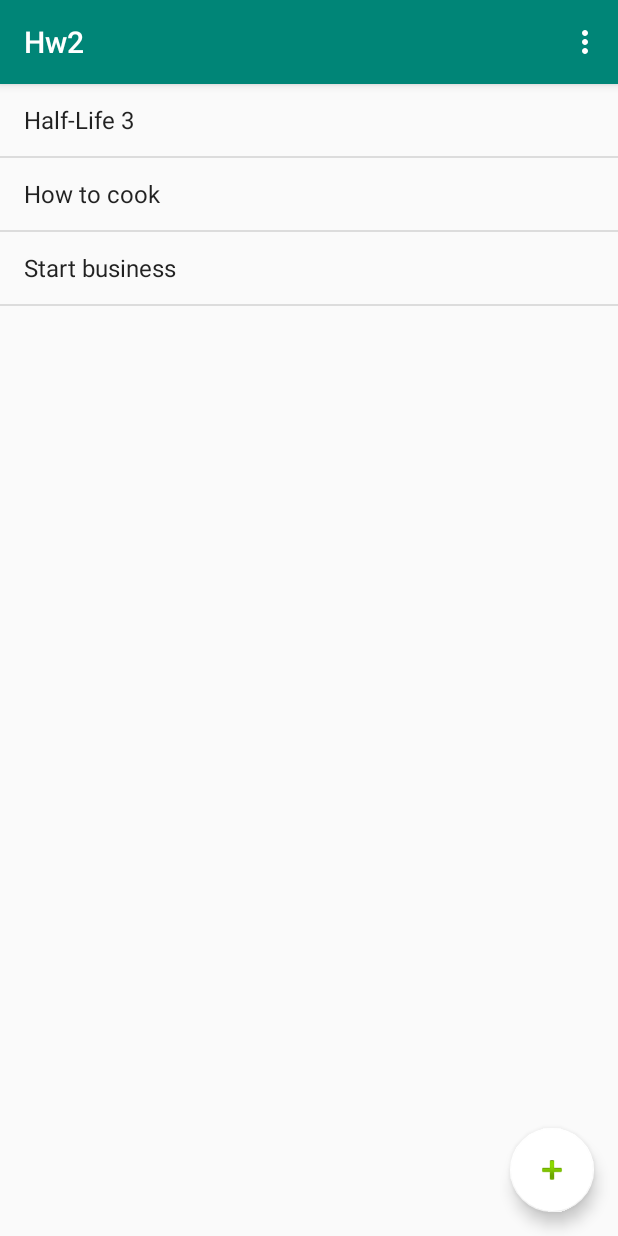
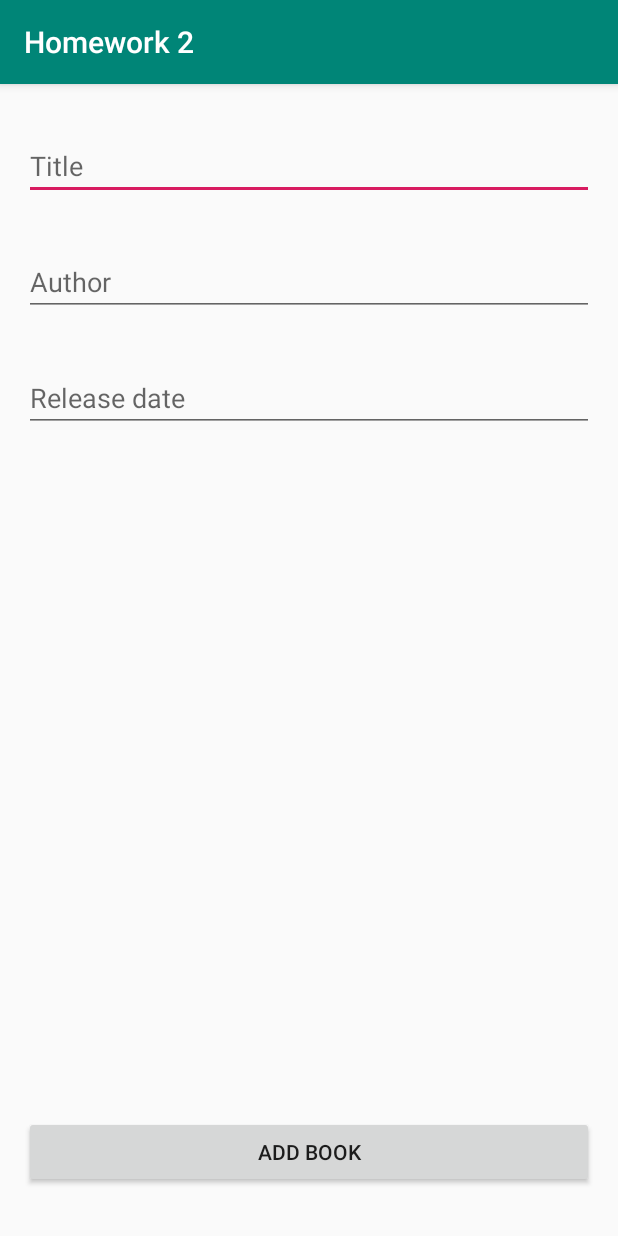
Before and after one commit to RandomFrostbite/Hw2, an Android app: the screen it shows after launch (MainActivity before the commit, CreateBookEntry after it), after a tap on an icon or button, on a phone screen of 412 x 824 dp. Run offline under Robolectric (Android 15) with nearby library versions, the phone set to English and light mode, and no system bars.

Commit message:
Some progress done

```diff
--- a/app/build.gradle
+++ b/app/build.gradle
@@ -23,6 +23,8 @@ dependencies {
     implementation 'com.android.support:appcompat-v7:28.0.0'
     implementation 'com.android.support.constraint:constraint-layout:1.1.3'
     implementation 'com.android.support:design:28.0.0'
+    implementation 'com.android.support:support-v4:28.0.0'
+    implementation 'com.android.support:recyclerview-v7:28.0.0'
     testImplementation 'junit:junit:4.12'
     androidTestImplementation 'com.android.support.test:runner:1.0.2'
     androidTestImplementation 'com.android.support.test.espresso:espresso-core:3.0.2'
--- a/app/src/main/AndroidManifest.xml
+++ b/app/src/main/AndroidManifest.xml
@@ -19,6 +19,8 @@
                 <category android:name="android.intent.category.LAUNCHER" />
             </intent-filter>
         </activity>
+        <activity android:name=".BookActivity" />
+        <activity android:name=".CreateBookEntry"></activity>
     </application>
 
 </manifest>
--- a/app/src/main/java/com/nvwa/hw2/MainActivity.java
+++ b/app/src/main/java/com/nvwa/hw2/MainActivity.java
@@ -23,10 +23,11 @@ import static java.lang.Math.random;
 
 public class MainActivity extends AppCompatActivity {
 
+    public static final String bookExtra = "Book";
     static public ArrayList<Book> myBooks;
     static {
         myBooks = new ArrayList<Book>();
-        myBooks.add( new Book("Half-Life 3", "Gabe Newell", "2203" ) );
+        myBooks.add( new Book("Half-Life 3", "Gabe Newell", "2203", "drawable://" + R.drawable.cover1 ) );
         myBooks.add( new Book("How to cook", "Elon Musk", "2015" ) );
         myBooks.add( new Book("Start business", "Donald Trump", "2000" ) );
     }
@@ -38,18 +39,23 @@ public class MainActivity extends AppCompatActivity {
         Toolbar toolbar = (Toolbar) findViewById(R.id.toolbar);
         setSupportActionBar(toolbar);
 
-        ListAdapter la = new ArrayAdapter<Book>( this, android.R.layout.simple_list_item_1, android.R.id.text1, myBooks );
+        ListAdapter bookListAdapter = new ArrayAdapter<Book>( this, android.R.layout.simple_list_item_1, android.R.id.text1, myBooks );
         ListView books = (ListView)findViewById(R.id.books);
-        books.setAdapter(la);
+        books.setAdapter(bookListAdapter);
 
         FloatingActionButton addBook = (FloatingActionButton) findViewById(R.id.addBook);
         addBook.setOnClickListener(new View.OnClickListener() {
             @Override
             public void onClick(View v) {
+                Intent intent = new Intent( getApplicationContext(), CreateBookEntry.class );
+                startActivity(intent);
             }
         });
 
         if ( getResources().getConfiguration().orientation == Configuration.ORIENTATION_LANDSCAPE ) {
+            BookInfoFragment frag = (BookInfoFragment) getSupportFragmentManager().findFragmentById(R.id.bookInfo);
+            frag.displayTask(new Book("Title", "Author", "Release year"));
+
             FloatingActionButton removeBook = (FloatingActionButton) findViewById(R.id.removeBook);
             removeBook.setOnClickListener(new View.OnClickListener() {
                 @Override
@@ -57,7 +63,41 @@ public class MainActivity extends AppCompatActivity {
                 }
             });
         }
+
+        books.setOnItemClickListener(new AdapterView.OnItemClickListener() {
+            @Override
+            public void onItemClick(AdapterView<?> parent, View view, int position, long id) {
+                if ( getResources().getConfiguration().orientation == Configuration.ORIENTATION_LANDSCAPE ) {
+                    BookInfoFragment frag = (BookInfoFragment)getSupportFragmentManager().findFragmentById(R.id.bookInfo);
+                    frag.displayTask( (Book)parent.getItemAtPosition(position) );
+                } else {
+                    Intent intent = new Intent( getApplicationContext(), BookActivity.class );
+                    Book tmp = (Book) parent.getItemAtPosition(position);
+                    intent.putExtra(bookExtra, tmp);
+                    startActivity(intent);
+                }
+            }
+        });
     }
+
+    @Override
+    protected void onResume() {
+        super.onResume();
+        ListAdapter bookListAdapter = new ArrayAdapter<Book>( this, android.R.layout.simple_list_item_1, android.R.id.text1, myBooks );
+        ListView books = (ListView)findViewById(R.id.books);
+        books.setAdapter(bookListAdapter);
+        ((ArrayAdapter) bookListAdapter).notifyDataSetChanged();
+    }
+
+
+
+
+
+
+
+
+
+
 
     @Override
     public boolean onCreateOptionsMenu(Menu menu) {
--- /dev/null
+++ b/app/src/main/res/layout/activity_create_book_entry.xml
@@ -0,0 +1,52 @@
+<?xml version="1.0" encoding="utf-8"?>
+<RelativeLayout xmlns:android="http://schemas.android.com/apk/res/android"
+    xmlns:app="http://schemas.android.com/apk/res-auto"
+    xmlns:tools="http://schemas.android.com/tools"
+    android:layout_width="match_parent"
+    android:layout_height="match_parent"
+    tools:context=".CreateBookEntry">
+
+    <EditText
+        android:id="@+id/newBookTitle"
+        android:layout_width="match_parent"
+        android:layout_height="wrap_content"
+        android:layout_marginTop="32dp"
+        android:layout_marginStart="16dp"
+        android:layout_marginEnd="16dp"
+        android:hint="@string/bookTitle"
+        android:inputType="text"/>
+
+    <EditText
+        android:id="@+id/newBookAuthor"
+        android:layout_width="match_parent"
+        android:layout_height="wrap_content"
+        android:layout_below="@id/newBookTitle"
+        android:layout_marginTop="32dp"
+        android:layout_marginStart="16dp"
+        android:layout_marginEnd="16dp"
+        android:hint="@string/bookAuthor"
+        android:inputType="text"/>
+
+    <EditText
+        android:id="@+id/newBookReleaseDate"
+        android:layout_width="match_parent"
+        android:layout_height="wrap_content"
+        android:layout_below="@id/newBookAuthor"
+        android:layout_marginTop="32dp"
+        android:layout_marginStart="16dp"
+        android:layout_marginEnd="16dp"
+        android:hint="@string/bookReleaseDate"
+        android:inputType="text"/>
+
+    <Button
+        android:id="@+id/submitBtn"
+        android:layout_width="match_parent"
+        android:layout_height="wrap_content"
+        android:layout_alignParentBottom="true"
+        android:layout_marginBottom="32dp"
+        android:layout_marginTop="32dp"
+        android:layout_marginStart="16dp"
+        android:layout_marginEnd="16dp"
+        android:text="@string/addBtn"
+        android:onClick="submit" />
+</RelativeLayout>
--- a/app/src/main/res/values/dimens.xml
+++ b/app/src/main/res/values/dimens.xml
@@ -1,3 +1,4 @@
 <resources>
     <dimen name="fab_margin">16dp</dimen>
+    <dimen name="text_margin">16dp</dimen>
 </resources>
--- a/app/src/main/res/values/strings.xml
+++ b/app/src/main/res/values/strings.xml
@@ -1,4 +1,14 @@
 <resources>
-    <string name="app_name">Hw2</string>
+    <string name="app_name">Homework 2</string>
     <string name="action_settings">Settings</string>
+
+    <string name="bookTitle">Title</string>
+    <string name="bookAuthor">Author</string>
+    <string name="bookReleaseDate">Release date</string>
+
+    <string name="addBtn">Add book</string>
+
+    <string name="dialogTitle">Delete action</string>
+    <string name="dialogOK">OK</string>
+    <string name="dialogCancel">Cancel</string>
 </resources>
```
Also changed, not shown: app/src/main/java/com/nvwa/hw2/BookActivity.java (added, +26 -0 lines), app/src/main/java/com/nvwa/hw2/BookInfoFragment.java (added, +60 -0 lines), app/src/main/java/com/nvwa/hw2/CreateBookEntry.java (added, +39 -0 lines), app/src/main/java/com/nvwa/hw2/DeleteDialog.java (added, +67 -0 lines), app/src/main/res/layout-land/content_main.xml (+6 -1 lines), app/src/main/res/layout/activity_book.xml (added, +26 -0 lines), app/src/main/res/layout/fragment_book_info.xml (added, +52 -0 lines), app/src/main/res/drawable/cover1.jpg, app/src/main/res/drawable/cover2.jpg, app/src/main/res/drawable/cover3.jpg, app/src/main/res/drawable/cover4.jpg, app/src/main/res/drawable/cover5.jpg.
